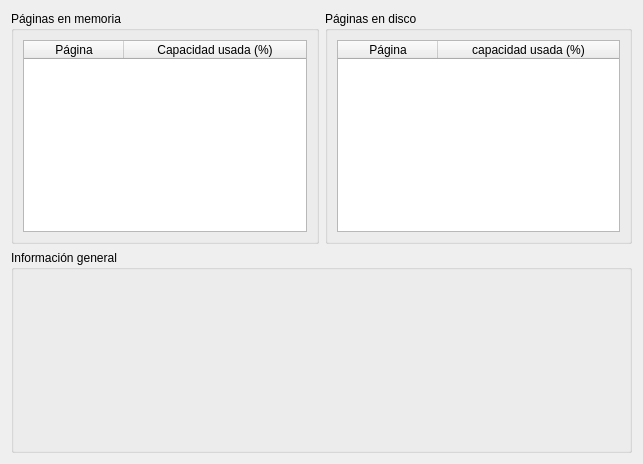
alejandrodp/PhotoViewer, file PhotoViewer/MemoryViewer.ui: the form before one commit.
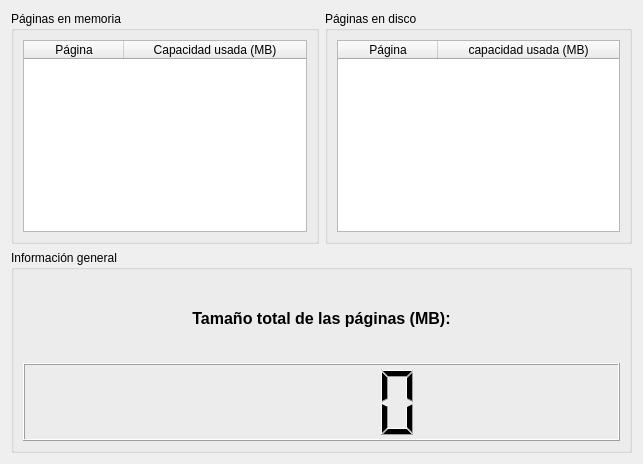
The form after the commit.

Commit message: [UPDATE] Modified memory monitor to display the total amount of memory in the pages and changed the display of memory on each page to MB

Patch:
```diff
--- a/PhotoViewer/MemoryViewer.ui
+++ b/PhotoViewer/MemoryViewer.ui
@@ -52,7 +52,7 @@
           </column>
           <column>
            <property name="text">
-            <string>Capacidad usada (%)</string>
+            <string>Capacidad usada (MB)</string>
            </property>
            <property name="textAlignment">
             <set>AlignCenter</set>
@@ -90,7 +90,7 @@
           </column>
           <column>
            <property name="text">
-            <string>capacidad usada (%)</string>
+            <string>capacidad usada (MB)</string>
            </property>
            <property name="textAlignment">
             <set>AlignCenter</set>
@@ -108,6 +108,35 @@
      <property name="title">
       <string>Información general</string>
      </property>
+     <layout class="QVBoxLayout" name="verticalLayout_2">
+      <item>
+       <widget class="QLabel" name="label">
+        <property name="font">
+         <font>
+          <pointsize>12</pointsize>
+          <weight>75</weight>
+          <bold>true</bold>
+         </font>
+        </property>
+        <property name="text">
+         <string>Tamaño total de las páginas (MB):</string>
+        </property>
+        <property name="alignment">
+         <set>Qt::AlignCenter</set>
+        </property>
+       </widget>
+      </item>
+      <item>
+       <widget class="QLCDNumber" name="lcd_TotalMem">
+        <property name="sizePolicy">
+         <sizepolicy hsizetype="Preferred" vsizetype="Preferred">
+          <horstretch>0</horstretch>
+          <verstretch>0</verstretch>
+         </sizepolicy>
+        </property>
+       </widget>
+      </item>
+     </layout>
     </widget>
    </item>
   </layout>
```
The commit also changes 8 other files.
